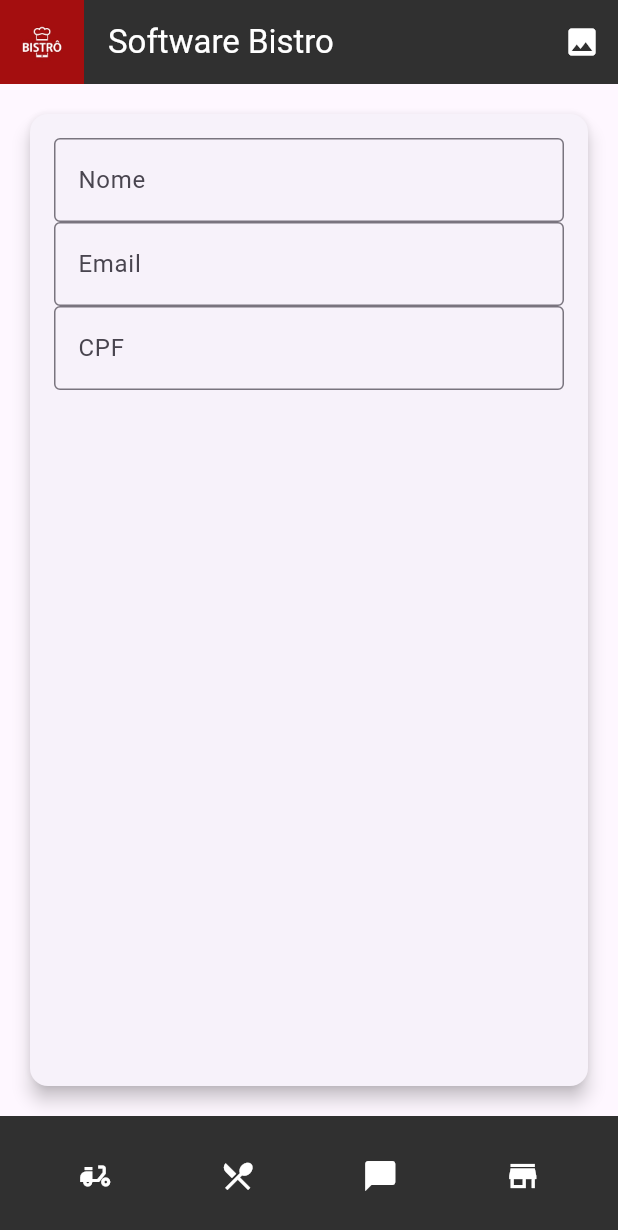
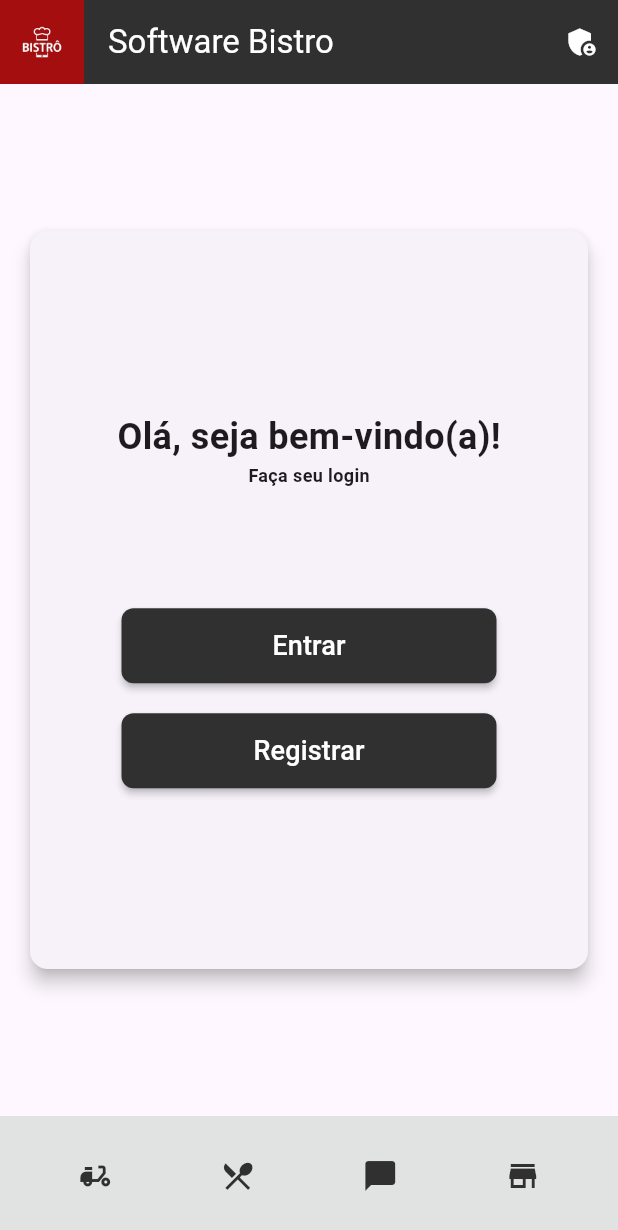
Before and after one commit to HektorTI/pdv_bistro2, a Flutter app: the screen it shows after launch, on a phone screen of 412 x 824 dp. Shown: the top 1230 px of the screen. Run offline on Flutter 3.47's test engine with Material 2 defaults, Android fonts, the phone set to English and light mode, and no system bars.

Commit message:
algumas mudancas gerais 2 commit

```diff
--- a/lib/main.dart
+++ b/lib/main.dart
@@ -1,5 +1,5 @@
 import 'package:flutter/material.dart';
-import 'package:pdv_bistro2/screens/tela_login.dart';
+import 'screens/bem_vindo.dart';
 
 void main() {
   runApp(const MyApp());
@@ -15,7 +15,7 @@ class MyApp extends StatelessWidget {
       theme: ThemeData(
         useMaterial3: true,
       ),
-      home: const LoginBistro(),
+      home: const BemVindo(),
     );
   }
 }
--- /dev/null
+++ b/lib/screens/bem_vindo.dart
@@ -0,0 +1,167 @@
+import 'package:flutter/material.dart';
+import 'package:pdv_bistro2/screens/tela_entrar.dart';
+import 'package:pdv_bistro2/screens/tela_registrar.dart';
+
+class BemVindo extends StatelessWidget {
+  const BemVindo({Key? key}) : super(key: key);
+
+  @override
+  Widget build(BuildContext context) {
+    return Scaffold(
+      appBar: AppBar(
+        backgroundColor: const Color.fromARGB(255, 48, 48, 48),
+        title: const Text(
+          'Software Bistro',
+          style: TextStyle(color: Colors.white),
+        ),
+        leading: Image.asset('assets/images/bistro2.jpg'),
+        actions: <Widget>[
+          IconButton(
+            icon: const Icon(
+              Icons.admin_panel_settings,
+              color: Colors.white,
+              // Ícone branco
+            ),
+            onPressed: () {
+              // Ação quando a imagem for clicada
+            },
+          ),
+        ],
+      ),
+      body: Padding(
+        padding: const EdgeInsets.all(16.0),
+        child: Center(
+          child: SizedBox(
+            width: 500,
+            height: 500,
+            child: Card(
+              elevation: 5,
+              child: Padding(
+                padding: const EdgeInsets.all(8.0),
+                child: Column(
+                  mainAxisAlignment: MainAxisAlignment.center,
+                  children: <Widget>[
+                    const Text(
+                      'Olá, seja bem-vindo(a)!',
+                      style: TextStyle(
+                        fontSize: 24,
+                        fontWeight: FontWeight.bold,
+                      ),
+                    ),
+                    const Text(
+                      'Faça seu login',
+                      style: TextStyle(
+                        fontSize: 12,
+                        fontWeight: FontWeight.bold,
+                      ),
+                    ),
+                    const SizedBox(height: 80),
+                    //* Botao ENTRAR ****
+                    MaterialButton(
+                      color: const Color.fromARGB(255, 48, 48, 48),
+                      shape: RoundedRectangleBorder(
+                        borderRadius: BorderRadius.circular(8),
+                      ),
+                      minWidth: 250,
+                      onPressed: () {
+                        // Ação ao pressionar o botão
+                        Navigator.push(
+                          context,
+                          MaterialPageRoute(
+                            builder: (context) => const TelaEntrar(),
+                          ),
+                        );
+                      },
+                      child: const Padding(
+                        padding: EdgeInsets.all(12.0),
+                        child: Text(
+                          "Entrar",
+                          style: TextStyle(
+                            color: Colors.white,
+                            fontSize: 18,
+                          ),
+                        ),
+                      ),
+                    ),
+                    const SizedBox(height: 20),
+                    //* Botao REGISTRAR *****
+                    MaterialButton(
+                      color: const Color.fromARGB(255, 48, 48, 48),
+                      shape: RoundedRectangleBorder(
+                        borderRadius: BorderRadius.circular(8),
+                      ),
+                      minWidth: 250,
+                      onPressed: () {
+                        // Ação ao pressionar o botão
+                        Navigator.push(
+                          context,
+                          MaterialPageRoute(
+                            builder: (context) => const TelaRegsitrar(),
+                          ),
+                        );
+                      },
+                      child: const Padding(
+                        padding: EdgeInsets.all(12.0),
+                        child: Text(
+                          "Registrar",
+                          style: TextStyle(
+                            color: Colors.white,
+                            fontSize: 18,
+                          ),
+                        ),
+                      ),
+                    ),
+                  ],
+                ),
+              ),
+            ),
+          ),
+        ),
+      ),
+      bottomNavigationBar: BottomAppBar(
+        color: const Color.fromARGB(255, 225, 227, 227),
+        child: Row(
+          mainAxisAlignment: MainAxisAlignment.spaceAround,
+          children: <Widget>[
+            IconButton(
+              icon: const Icon(
+                Icons.delivery_dining,
+                color: Color.fromARGB(255, 48, 48, 48),
+              ),
+              onPressed: () {
+                // Ação para delivery
+              },
+            ),
+            IconButton(
+              icon: const Icon(
+                Icons.local_dining,
+                color: Color.fromARGB(255, 48, 48, 48),
+              ),
+              onPressed: () {
+                // Ação para mesas
+              },
+            ),
+            IconButton(
+              icon: const Icon(
+                Icons.chat_bubble,
+                color: Color.fromARGB(255, 48, 48, 48),
+              ),
+              onPressed: () {
+                // Ação para WhatsApp
+              },
+            ),
+            IconButton(
+              icon: const Icon(
+                Icons.store,
+                color: Color.fromARGB(255, 48, 48, 48),
+              ),
+              onPressed: () {
+                // Ação para balcão
+              },
+            ),
+          ],
+        ),
+      ),
+    );
+  }
+}
--- a/lib/screens/tela_login.dart
+++ /dev/null
@@ -1,108 +0,0 @@
-import 'package:flutter/material.dart';
-
-class LoginBistro extends StatelessWidget {
-  const LoginBistro({Key? key}) : super(key: key);
-
-  @override
-  Widget build(BuildContext context) {
-    return Scaffold(
-      appBar: AppBar(
-        backgroundColor: const Color.fromARGB(255, 48, 48, 48),
-        title: const Text(
-          'Software Bistro',
-          style: TextStyle(color: Colors.white),
-        ),
-        leading: Image.asset('assets/images/bistro2.jpg'),
-        actions: <Widget>[
-          IconButton(
-            icon: const Icon(
-              Icons.image,
-              color: Colors.white, // Ícone branco
-            ),
-            onPressed: () {
-              // Ação quando a imagem for clicada
-            },
-          ),
-        ],
-      ),
-      body: Padding(
-        padding: const EdgeInsets.all(16.0),
-        child: SizedBox(
-          width: double.infinity, // Defina o tamanho que desejar
-          child: Card(
-            elevation: 5,
-            child: Padding(
-              padding: const EdgeInsets.all(16.0),
-              child: Column(
-                children: <Widget>[
-                  TextFormField(
-                    decoration: const InputDecoration(
-                      labelText: 'Nome',
-                      border: OutlineInputBorder(),
-                    ),
-                  ),
-                  TextFormField(
-                    decoration: const InputDecoration(
-                      labelText: 'Email',
-                      border: OutlineInputBorder(),
-                    ),
-                  ),
-                  TextFormField(
-                    decoration: const InputDecoration(
-                      labelText: 'CPF',
-                      border: OutlineInputBorder(),
-                    ),
-                  ),
-                ],
-              ),
-            ),
-          ),
-        ),
-      ),
-      bottomNavigationBar: BottomAppBar(
-        color: const Color.fromARGB(255, 48, 48, 48),
-        child: Row(
-          mainAxisAlignment: MainAxisAlignment.spaceAround,
-          children: <Widget>[
-            IconButton(
-              icon: const Icon(
-                Icons.delivery_dining,
-                color: Colors.white,
-              ),
-              onPressed: () {
-                // Ação para delivery
-              },
-            ),
-            IconButton(
-              icon: const Icon(
-                Icons.local_dining,
-                color: Colors.white,
-              ),
-              onPressed: () {
-                // Ação para mesas
-              },
-            ),
-            IconButton(
-              icon: const Icon(
-                Icons.chat_bubble,
-                color: Colors.white,
-              ),
-              onPressed: () {
-                // Ação para WhatsApp
-              },
-            ),
-            IconButton(
-              icon: const Icon(
-                Icons.store,
-                color: Colors.white,
-              ),
-              onPressed: () {
-                // Ação para balcão
-              },
-            ),
-          ],
-        ),
-      ),
-    );
-  }
-}
```
Also changed, not shown: lib/screens/esqueceu_senha.dart (renamed from lib/screens/tela_cadastro.dart, +5 -5 lines), lib/screens/tela_entrar.dart (added, +216 -0 lines), lib/screens/tela_registrar.dart (added, +199 -0 lines), 1 other file.
